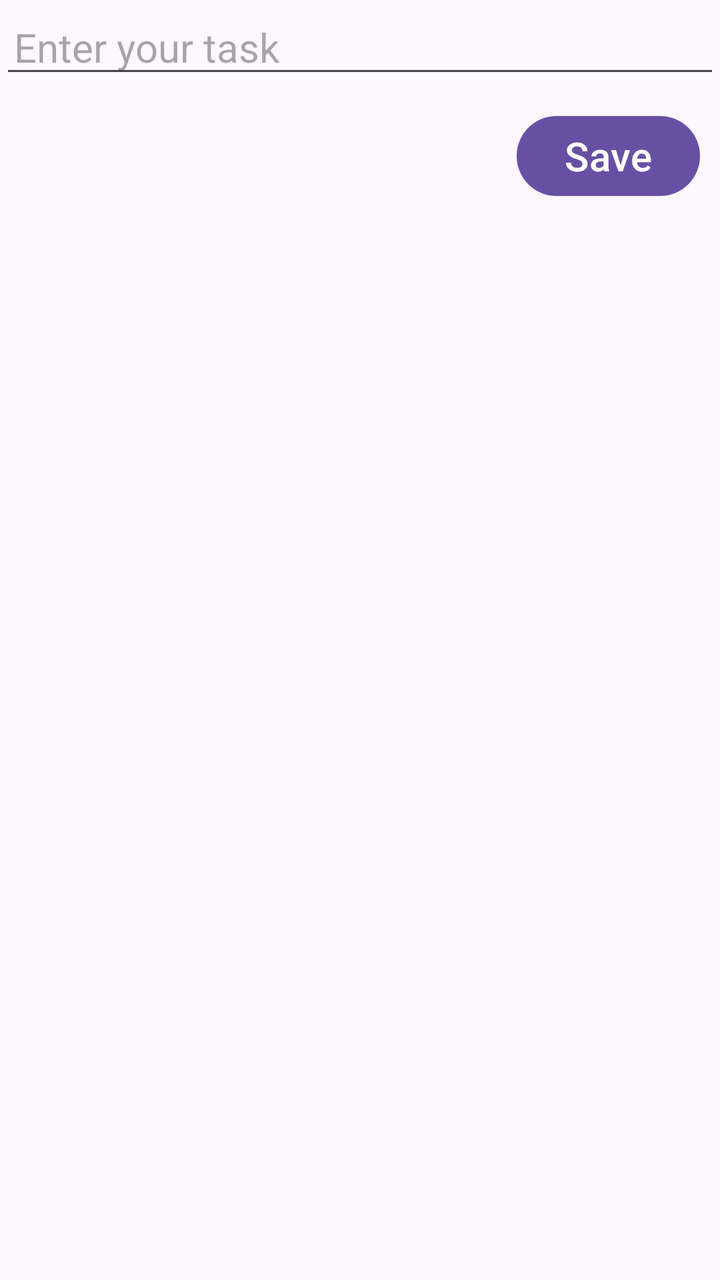
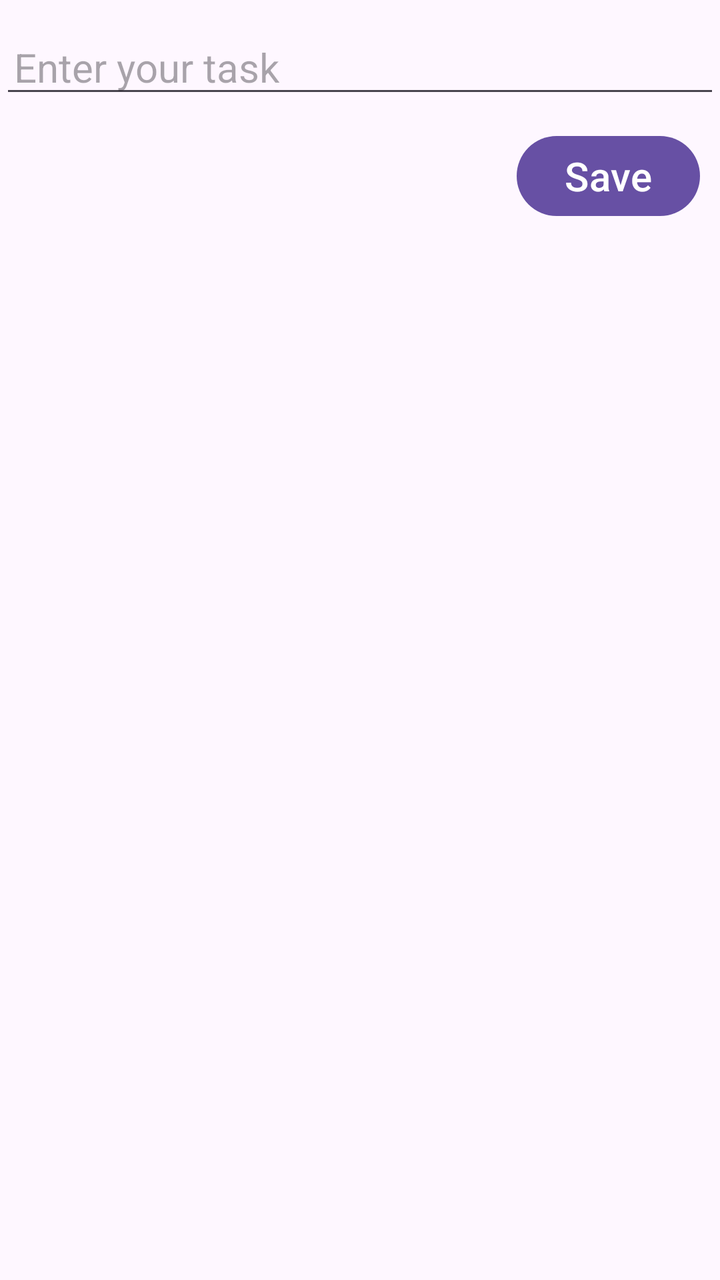

Screens rendered from an Android XML layout before and after an edit, with the pre-edit source and the edit as a unified diff.
<!-- AndroidManifest.xml: application theme Theme.CapstoneResearchToDo -->
<!-- res/layout/add_new_task.xml -->
<?xml version="1.0" encoding="utf-8"?>
<RelativeLayout xmlns:android="http://schemas.android.com/apk/res/android"
    android:layout_width="match_parent"
    android:layout_height="match_parent">

    <EditText
        android:id="@+id/editText"
        android:layout_width="match_parent"
        android:layout_height="wrap_content"
        android:hint="Enter your task"
        android:textSize="20sp"
        android:paddingStart="7dp"
        android:paddingEnd="7dp"/>

    <Button
        android:layout_width="wrap_content"
        android:layout_height="wrap_content"
        android:layout_below="@+id/editText"
        android:text="Save"
        android:textSize="20dp"
        android:layout_alignParentEnd="true"
        android:layout_marginEnd="10dp"
        android:layout_marginTop="10dp"/>


</RelativeLayout>
<!-- resources referenced by this layout -->
<resources>
  <style name="Theme.CapstoneResearchToDo" parent="Base.Theme.CapstoneResearchToDo" />
  <style name="Base.Theme.CapstoneResearchToDo" parent="Theme.Material3.DayNight.NoActionBar">
          
          
      </style>
</resources>

<!-- the commit's change to res/layout/add_new_task.xml (unified diff, before → after) -->
@@ -4,6 +4,7 @@
     android:layout_height="match_parent">
 
     <EditText
+        android:layout_marginTop="10dp"
         android:id="@+id/editText"
         android:layout_width="match_parent"
         android:layout_height="wrap_content"
@@ -13,6 +14,7 @@
         android:paddingEnd="7dp"/>
 
     <Button
+        android:id="@+id/addToListButton"
         android:layout_width="wrap_content"
         android:layout_height="wrap_content"
         android:layout_below="@+id/editText"
